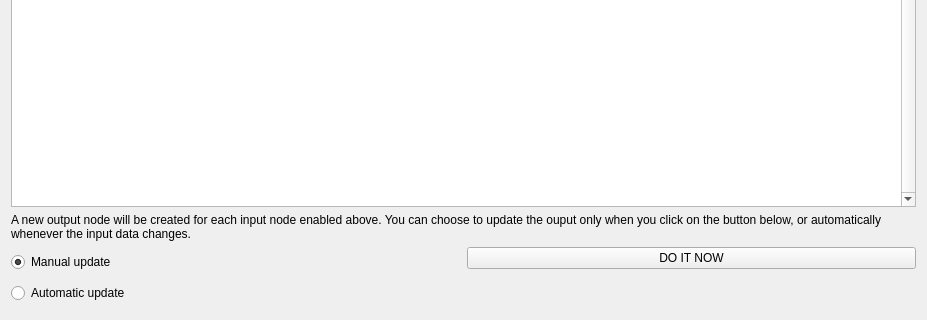
NifTK/NifTK, file Code/Gui/MITK/Plugins/uk.ac.ucl.cmic.igiundistort/src/internal/UndistortViewControls.ui: the form before one commit; both pictures show x 0 to 927 and y 714 to 1034 of the 927 by 1034 pixel window.
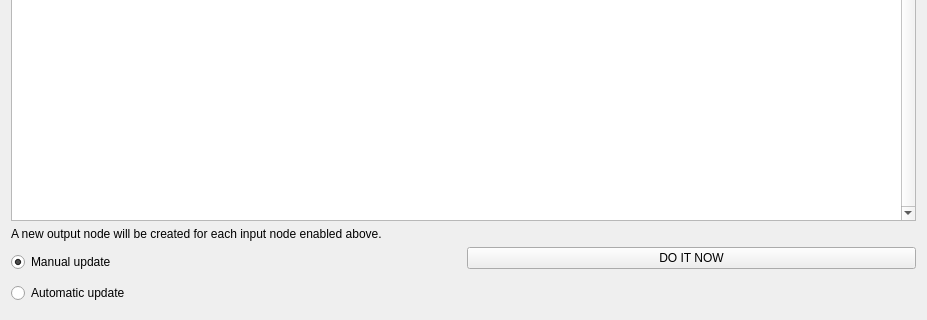
The form after the commit.

Commit message: Bug #2877: make undistortion plugin slightly less annoying

```diff
--- a/Code/Gui/MITK/Plugins/uk.ac.ucl.cmic.igiundistort/src/internal/UndistortViewControls.ui
+++ b/Code/Gui/MITK/Plugins/uk.ac.ucl.cmic.igiundistort/src/internal/UndistortViewControls.ui
@@ -76,7 +76,7 @@
    <item>
     <widget class="QLabel" name="label_2">
      <property name="text">
-      <string>A new output node will be created for each input node enabled above. You can choose to update the ouput only when you click on the button below, or automatically whenever the input data changes.</string>
+      <string>A new output node will be created for each input node enabled above.</string>
      </property>
      <property name="wordWrap">
       <bool>true</bool>
```
Left out of the diff: 6 changed lines with no effect on the pictures. The commit also changes 1 other file.
